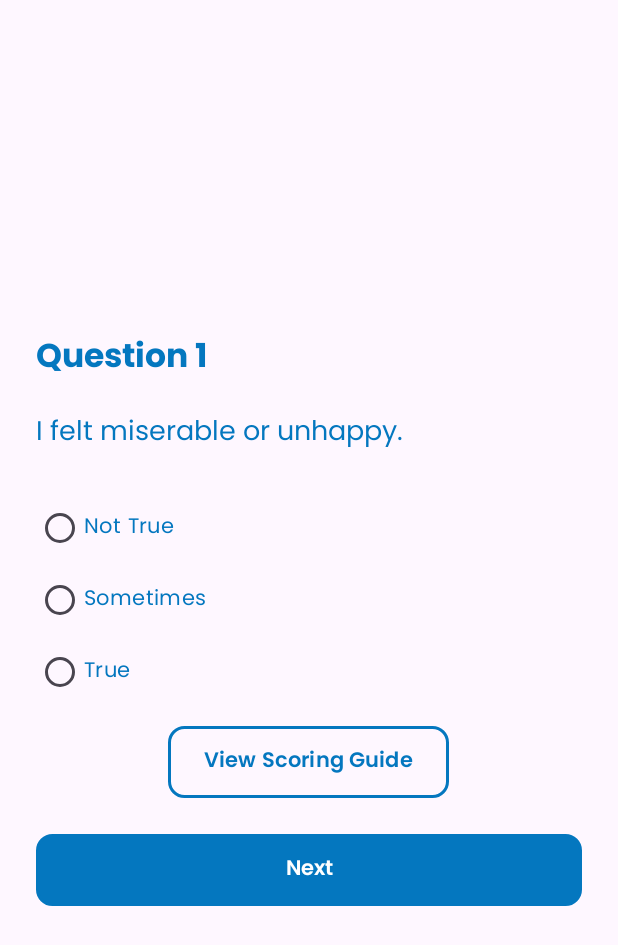
After one commit to mrcandrs/STITarlacGuidanceApp, an Android app: the fragment Question1Fragment placed in its activity, on a phone screen of 412 x 824 dp. The commit adds this screen. Shown: the top 945 px of the screen. Run offline under Robolectric (Android 15) with nearby library versions, the phone set to English and light mode, and no system bars; our stand-ins replace CircleImageView.

Commit message:
Created Question1Fragment and Scoring Logic ViewModel

```diff
--- a/app/build.gradle
+++ b/app/build.gradle
@@ -50,6 +50,9 @@ dependencies {
     //GSON Library (for saving list to JSON)
     implementation 'com.google.code.gson:gson:2.10.1'
 
+    //ViewModel and LiveData
+    implementation "androidx.lifecycle:lifecycle-viewmodel:2.7.0"
+
     implementation libs.appcompat
     implementation libs.material
     implementation libs.activity
--- /dev/null
+++ b/app/src/main/java/com/example/stitarlacguidanceapp/Models/MoodViewModel.java
@@ -0,0 +1,21 @@
+package com.example.stitarlacguidanceapp.Models;
+
+import androidx.lifecycle.MutableLiveData;
+import androidx.lifecycle.ViewModel;
+
+public class MoodViewModel extends ViewModel {
+    private final MutableLiveData<Integer> score = new MutableLiveData<>(0);
+
+    public void addScore(int value) {
+        Integer current = score.getValue();
+        score.setValue((current != null ? current : 0) + value);
+    }
+
+    public int getScore() {
+        return score.getValue() != null ? score.getValue() : 0;
+    }
+
+    public void resetScore() {
+        score.setValue(0);
+    }
+}
--- a/app/src/main/java/com/example/stitarlacguidanceapp/MoodTrackerFragments/DisclaimerFragment.java
+++ b/app/src/main/java/com/example/stitarlacguidanceapp/MoodTrackerFragments/DisclaimerFragment.java
@@ -27,7 +27,16 @@ public class DisclaimerFragment extends Fragment {
 
         root.btnProceed.setOnClickListener(v -> {
             FragmentTransaction ft = requireActivity().getSupportFragmentManager().beginTransaction();
-            //ft.replace(R.id.fragment_container, new Question1Fragment());
+
+            //Setting custom animations
+            ft.setCustomAnimations(
+                    R.anim.slide_in_right,  //Enter
+                    R.anim.slide_out_left,  //Exit
+                    R.anim.slide_in_left,   //PopEnter (when back)
+                    R.anim.slide_out_right  //PopExit (when back)
+            );
+
+            ft.replace(R.id.fragment_container, new Question1Fragment());
             ft.addToBackStack(null);
             ft.commit();
         });
--- /dev/null
+++ b/app/src/main/java/com/example/stitarlacguidanceapp/MoodTrackerFragments/Question1Fragment.java
@@ -0,0 +1,67 @@
+package com.example.stitarlacguidanceapp.MoodTrackerFragments;
+
+import android.os.Bundle;
+import android.util.Log;
+import android.view.LayoutInflater;
+import android.view.View;
+import android.view.ViewGroup;
+import android.widget.Button;
+import android.widget.RadioGroup;
+import android.widget.Toast;
+
+import androidx.fragment.app.Fragment;
+import androidx.fragment.app.FragmentTransaction;
+import androidx.lifecycle.ViewModelProvider;
+
+import com.example.stitarlacguidanceapp.Models.MoodViewModel;
+import com.example.stitarlacguidanceapp.R;
+import com.example.stitarlacguidanceapp.databinding.FragmentQuestion1Binding;
+
+public class Question1Fragment extends Fragment {
+
+    private FragmentQuestion1Binding root;
+    private int selectedScore = -1;
+
+    public Question1Fragment() {}
+
+    @Override
+    public View onCreateView(LayoutInflater inflater, ViewGroup container,
+                             Bundle savedInstanceState) {
+        root = FragmentQuestion1Binding.inflate(inflater, container, false);
+
+
+        root.radioGroup.setOnCheckedChangeListener((group, checkedId) -> {
+            if (checkedId == R.id.radio0) {
+                selectedScore = 0;
+            } else if (checkedId == R.id.radio1) {
+                selectedScore = 1;
+            } else if (checkedId == R.id.radio2) {
+                selectedScore = 2;
+            }
+        });
+
+        root.btnNext.setOnClickListener(v -> {
+            if (selectedScore == -1) {
+                Toast.makeText(getContext(), "Please select an answer", Toast.LENGTH_SHORT).show();
+                return;
+            }
+
+            MoodViewModel viewModel = new ViewModelProvider(requireActivity()).get(MoodViewModel.class);
+            viewModel.addScore(selectedScore);
+
+            Log.d("MoodTracker", "Current total score: " + viewModel.getScore());
+
+            //Go to Question 2 or final result screen
+            FragmentTransaction ft = requireActivity().getSupportFragmentManager().beginTransaction();
+            //ft.replace(R.id.fragment_container, new Question2Fragment());
+            ft.addToBackStack(null);
+            ft.commit();
+        });
+
+        root.btnViewGuide.setOnClickListener(v -> {
+            new ScoringGuideDialog().show(getParentFragmentManager(), "scoring_guide");
+        });
+
+        return root.getRoot();
+    }
+}
--- /dev/null
+++ b/app/src/main/res/layout/fragment_question1.xml
@@ -0,0 +1,80 @@
+<?xml version="1.0" encoding="utf-8"?>
+<LinearLayout xmlns:android="http://schemas.android.com/apk/res/android"
+    xmlns:app="http://schemas.android.com/apk/res-auto"
+    android:orientation="vertical"
+    android:padding="24dp"
+    android:gravity="center"
+    android:layout_width="match_parent"
+    android:layout_height="match_parent">
+
+    <TextView
+        android:layout_width="match_parent"
+        android:layout_height="wrap_content"
+        android:text="Question 1"
+        android:fontFamily="@font/poppins_bold"
+        android:textSize="22sp"
+        android:textColor="@color/blue"
+        android:textStyle="bold"
+        android:layout_marginBottom="16dp" />
+
+    <TextView
+        android:layout_width="match_parent"
+        android:layout_height="wrap_content"
+        android:text="I felt miserable or unhappy."
+        android:fontFamily="@font/poppins_regular"
+        android:textSize="18sp"
+        android:textColor="@color/blue"
+        android:layout_marginBottom="24dp" />
+
+    <RadioGroup
+        android:id="@+id/radioGroup"
+        android:layout_width="match_parent"
+        android:layout_height="wrap_content">
+
+        <RadioButton
+            android:id="@+id/radio0"
+            android:layout_width="match_parent"
+            android:layout_height="wrap_content"
+            android:text="Not True"
+            android:fontFamily="@font/poppins_regular"
+            android:textColor="@color/blue"/>
+        <RadioButton
+            android:id="@+id/radio1"
+            android:layout_width="match_parent"
+            android:layout_height="wrap_content"
+            android:text="Sometimes"
+            android:fontFamily="@font/poppins_regular"
+            android:textColor="@color/blue" />
+        <RadioButton
+            android:id="@+id/radio2"
+            android:layout_width="match_parent"
+            android:layout_height="wrap_content"
+            android:text="True"
+            android:fontFamily="@font/poppins_regular"
+            android:textColor="@color/blue" />
+    </RadioGroup>
+
+    <Button
+        android:id="@+id/btnViewGuide"
+        android:text="View Scoring Guide"
+        android:fontFamily="@font/poppins_semibold"
+        android:layout_marginTop="12dp"
+        android:layout_gravity="center"
+        android:layout_width="wrap_content"
+        android:layout_height="wrap_content"
+        android:background="@drawable/button_border_2"
+        app:backgroundTint="@null"
+        android:textColor="@color/blue"/>
+
+    <Button
+        android:id="@+id/btnNext"
+        android:text="Next"
+        android:fontFamily="@font/poppins_semibold"
+        android:layout_marginTop="24dp"
+        android:layout_width="match_parent"
+        android:layout_height="wrap_content"
+        android:background="@drawable/button_border_2"
+        android:textColor="@android:color/white" />
+
+
+</LinearLayout>
```
